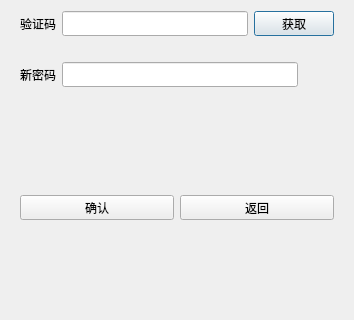
Before: the Qt Designer form QtPanel/resetdialog.ui in KBchulan/WhxChat, drawn with Qt 5; both pictures show x 0 to 354 and y 218 to 538 of the 354 by 538 pixel window.
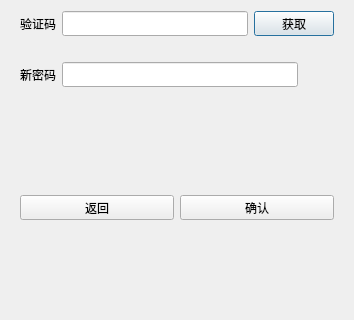
After: the same form once the commit is applied. Custom widgets are drawn as their Qt base class.

```diff
--- a/QtPanel/resetdialog.ui
+++ b/QtPanel/resetdialog.ui
@@ -268,7 +268,7 @@
     <widget class="QWidget" name="widget_5" native="true">
      <layout class="QHBoxLayout" name="horizontalLayout_5">
       <item>
-       <widget class="QPushButton" name="sure_btn">
+       <widget class="QPushButton" name="return_btn">
         <property name="minimumSize">
          <size>
           <width>0</width>
@@ -282,12 +282,12 @@
          </size>
         </property>
         <property name="text">
-         <string>确认</string>
+         <string>返回</string>
         </property>
        </widget>
       </item>
       <item>
-       <widget class="QPushButton" name="return_btn">
+       <widget class="QPushButton" name="sure_btn">
         <property name="minimumSize">
          <size>
           <width>0</width>
@@ -301,7 +301,7 @@
          </size>
         </property>
         <property name="text">
-         <string>返回</string>
+         <string>确认</string>
         </property>
        </widget>
       </item>
```
